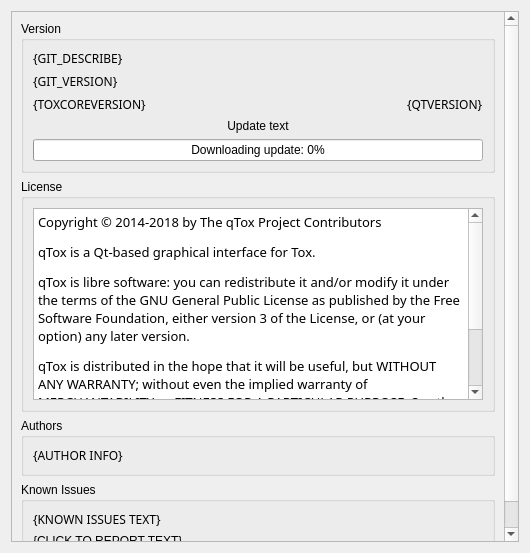
Old version of the form src/widget/form/settings/aboutsettings.ui in the repository qTox/qTox.
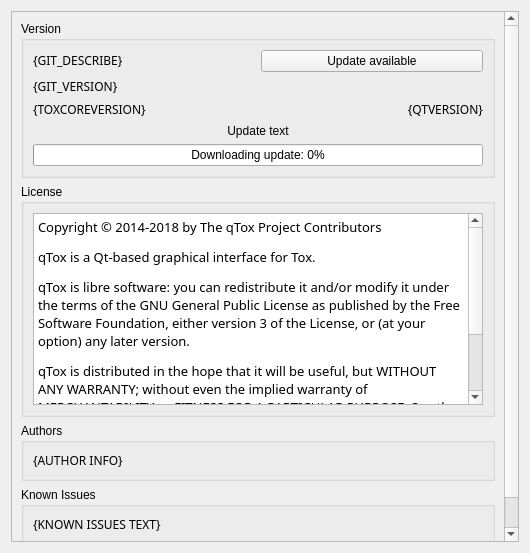
New version of the form. Custom widgets are drawn as their Qt base class.

The edit to the form file:
```diff
--- a/src/widget/form/settings/aboutsettings.ui
+++ b/src/widget/form/settings/aboutsettings.ui
@@ -79,6 +79,9 @@
           </item>
           <item row="2" column="1">
            <widget class="QLabel" name="qtVersion">
+            <property name="alignment">
+             <set>Qt::AlignRight</set>
+            </property>
             <property name="font">
              <font>
               <family>Noto Sans</family>
@@ -119,7 +122,7 @@
             </property>
            </widget>
           </item>
-          <item row="0" column="0" colspan="2">
+          <item row="0" column="0">
            <widget class="QLabel" name="youAreUsing">
             <property name="sizePolicy">
              <sizepolicy hsizetype="Expanding" vsizetype="Expanding">
@@ -149,6 +152,25 @@
             </property>
            </widget>
           </item>
+          <item row="0" column="1">
+           <widget class="QPushButton" name="updateLink">
+            <property name="sizePolicy">
+             <sizepolicy hsizetype="Expanding" vsizetype="Expanding">
+              <horstretch>0</horstretch>
+              <verstretch>0</verstretch>
+             </sizepolicy>
+            </property>
+            <property name="accessibleDescription">
+             <string>Open update download link</string>
+            </property>
+            <property name="text">
+             <string>Update available</string>
+            </property>
+            <property name="visible">
+             <bool>false</bool>
+            </property>
+           </widget>
+          </item>
           <item row="4" column="0" colspan="2">
            <widget class="QProgressBar" name="updateProgress">
             <property name="value">
```
